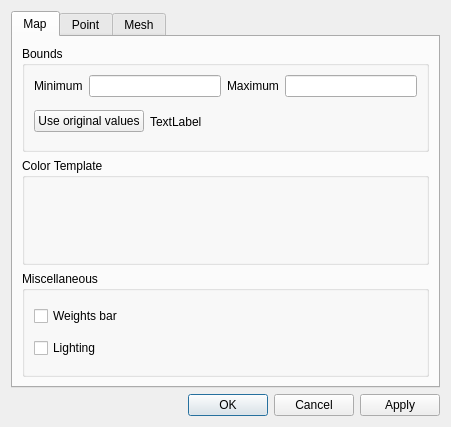
IPH-ECO/iph-eco-gui, file src/ui/grid_layer_attributes_dialog.ui: the form before one commit.
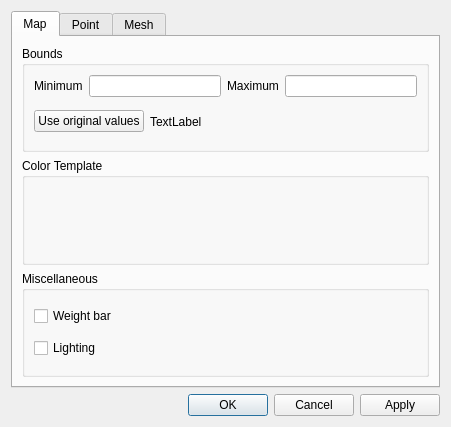
The form after the commit.

Commit message: Weight bar and lighting attributes implementation

The edit to the form file:
```diff
--- a/src/ui/grid_layer_attributes_dialog.ui
+++ b/src/ui/grid_layer_attributes_dialog.ui
@@ -104,7 +104,7 @@
           <item>
            <widget class="QCheckBox" name="checkBox">
             <property name="text">
-             <string>Weights bar</string>
+             <string>Weight bar</string>
             </property>
            </widget>
           </item>
```
Left out of the diff: 2 changed lines with no effect on the pictures. The commit also changes 6 other files.
